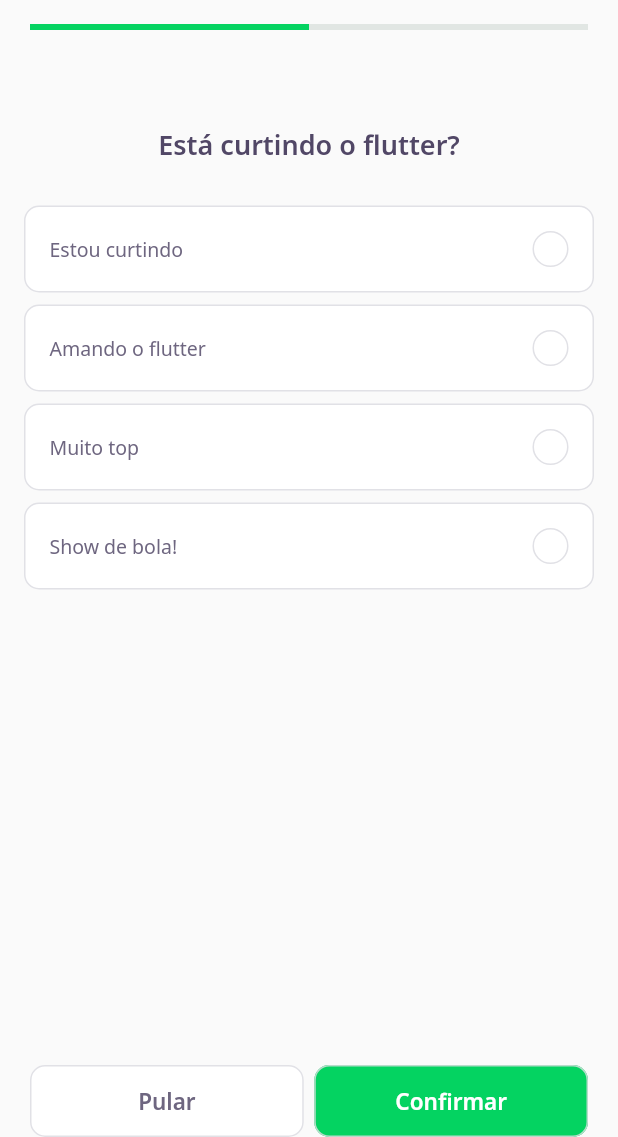
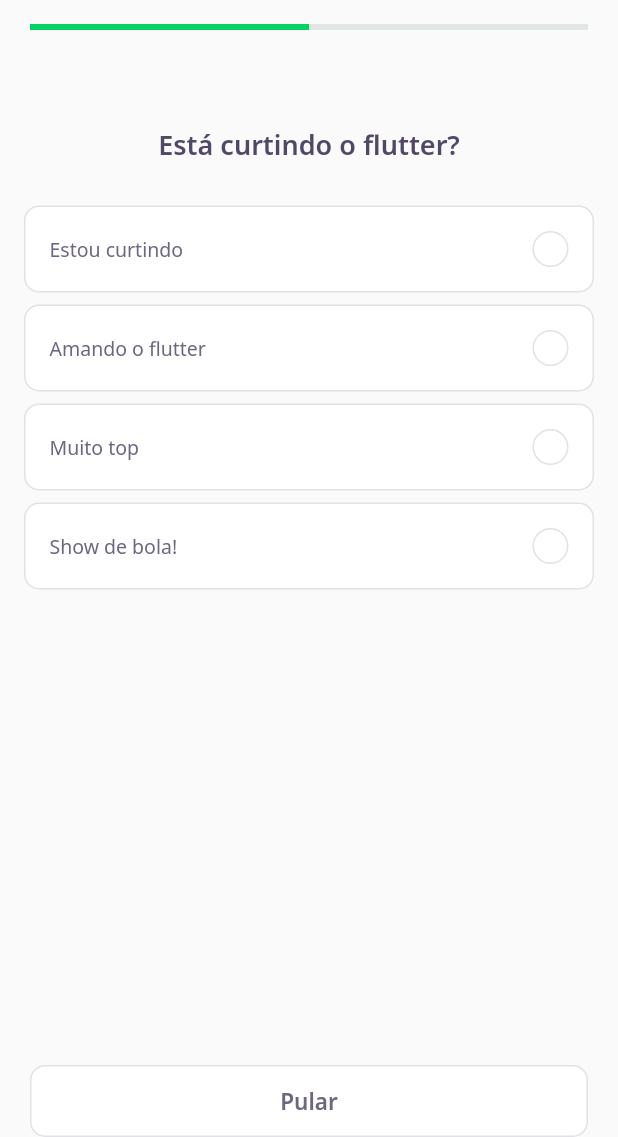
Before and after one commit to tecrodrigocastro/nlw05-flutter, a Flutter app: the screen it shows after launch, after a tap on "NLW 5 FLutter", on a phone screen of 412 x 824 dp, the part 99-1236 px from its top. Run offline on Flutter 3.47's test engine with Material 2 defaults, Android fonts, the phone set to English and light mode, and no system bars; our stand-ins replace google_fonts; accounts and stored records are empty; network calls fail.

```diff
--- a/lib/challenge/challenge_page.dart
+++ b/lib/challenge/challenge_page.dart
@@ -24,6 +24,13 @@ class _ChallengePageState extends State<ChallengePage> {
     super.initState();
   }
 
+  void nextPage() {
+    pageController.nextPage(
+      duration: Duration(milliseconds: 100),
+      curve: Curves.linear,
+    );
+  }
+
   @override
   Widget build(BuildContext context) {
     return Scaffold(
@@ -48,32 +55,42 @@ class _ChallengePageState extends State<ChallengePage> {
       body: PageView(
         physics: NeverScrollableScrollPhysics(),
         controller: pageController,
-        children: widget.questions.map((e) => QuizWidget(question: e)).toList(),
+        children: widget.questions
+            .map((e) => QuizWidget(
+                  question: e,
+                  onChange: nextPage,
+                ))
+            .toList(),
       ),
       bottomNavigationBar: SafeArea(
         bottom: true,
         child: Padding(
             padding: const EdgeInsets.symmetric(horizontal: 20),
-          child:
-              Row(mainAxisAlignment: MainAxisAlignment.spaceAround, children: [
+            child: ValueListenableBuilder<int>(
+                valueListenable: controller.currentPageNotifier,
+                builder: (context, value, _) => Row(
+                      mainAxisAlignment: MainAxisAlignment.spaceAround,
+                      children: [
                         Expanded(
                           child: NextButtonWidget.white(
                             label: "Pular",
-              onTap: () {
-                pageController.nextPage(
-                    duration: Duration(milliseconds: 100), curve: Curves.linear);
-              },
-            )),
+                            onTap: nextPage,
+                          ),
+                        ),
+                        if (value == widget.questions.length)
                           SizedBox(
                             width: 7,
                           ),
+                        if (value == widget.questions.length)
                           Expanded(
                               child: NextButtonWidget.green(
                             label: "Confirmar",
-              onTap: () {},
+                            onTap: () {
+                              Navigator.pop(context);
+                            },
                           )),
-          ]),
-        ),
+                      ],
+                    ))),
       ),
     );
   }
--- a/lib/challenge/widgets/awnser/awnser_widget.dart
+++ b/lib/challenge/widgets/awnser/awnser_widget.dart
@@ -6,11 +6,12 @@ class AwnserWigdet extends StatelessWidget {
   final AwnserModel awnser;
   final VoidCallback onTap;
   final bool isSelected;
+  final bool disabled;
   const AwnserWigdet({
     Key? key,
     required this.onTap,
     required this.awnser,
-    this.isSelected = false,
+    this.isSelected = false, this.disabled = false,
   }) : super(key: key);
 
   Color get _selectedColorRight =>
@@ -34,6 +35,8 @@ class AwnserWigdet extends StatelessWidget {
   Widget build(BuildContext context) {
     return Padding(
       padding: const EdgeInsets.symmetric(horizontal: 16, vertical: 4),
+      child: IgnorePointer(
+        ignoring: disabled,
               child: GestureDetector(
           onTap: onTap,
                 child: Container(
@@ -75,6 +78,7 @@ class AwnserWigdet extends StatelessWidget {
             ),
           ),
         ),
+      ),
     );
   }
 }
--- a/lib/challenge/widgets/quiz/quiz_controller.dart
+++ /dev/null
@@ -1,4 +0,0 @@
-class QuizController {
-  var indexSelected = 0;
-
-}
--- a/lib/challenge/widgets/quiz/quiz_widget.dart
+++ b/lib/challenge/widgets/quiz/quiz_widget.dart
@@ -6,7 +6,12 @@ import 'package:flutter/material.dart';
 
 class QuizWidget extends StatefulWidget {
   final QuestionModel question;
-  const QuizWidget({Key? key, required this.question}) : super(key: key);
+  final VoidCallback onChange;
+  const QuizWidget({
+    Key? key,
+    required this.question,
+    required this.onChange,
+  }) : super(key: key);
 
   @override
   _QuizWidgetState createState() => _QuizWidgetState();
@@ -35,10 +40,13 @@ class _QuizWidgetState extends State<QuizWidget> {
           for (var i = 0; i < widget.question.awnsers.length; i++)
             AwnserWigdet(
               awnser: awnser(i),
+              disabled: indexSelected != -1,
               isSelected: indexSelected == i,
               onTap: () {
                 indexSelected = i;
                 setState(() {});
+                Future.delayed(Duration(seconds: 1))
+                    .then((value) => widget.onChange());
               },
             ),
         ],
```
Lines whose indentation alone changed are shown as unchanged.
